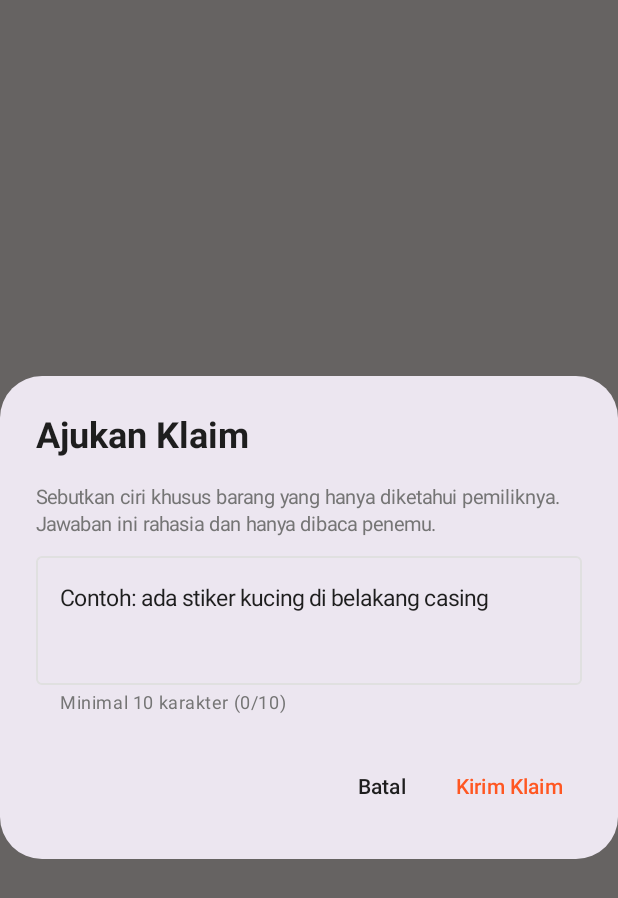
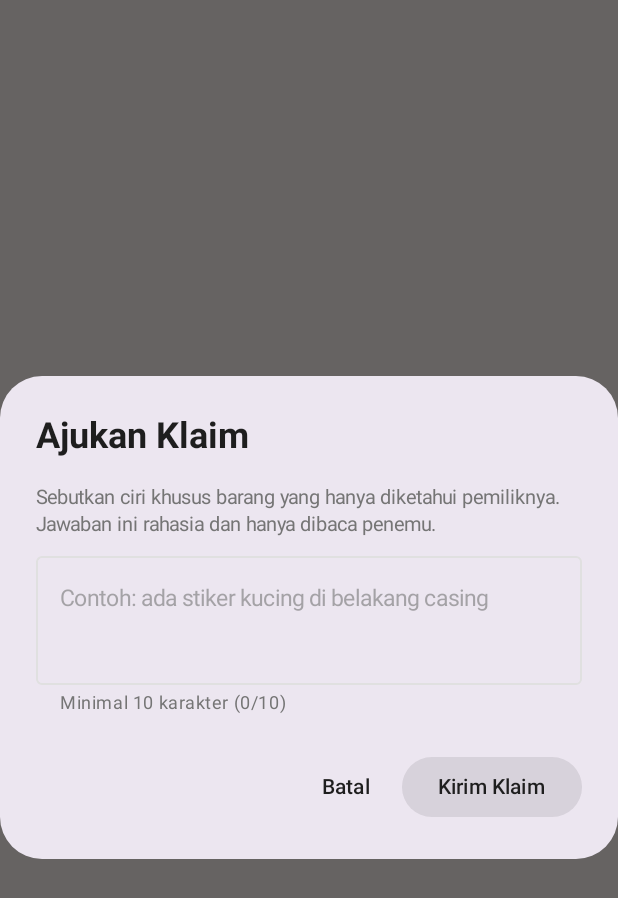
Before and after one commit to faizalrezaa/temuin, an Android app built with Jetpack Compose: the composable ClaimDialog called with empty values, on a phone screen of 412 x 824 dp. Shown: the top 898 px of the screen. Run offline under Robolectric (Android 15) with nearby library versions, the phone set to English and light mode, and no system bars; pictures from the network do not load; 3 statements that could not run were skipped.

Commit message:
Make claim dialog submit state clear
Co-Authored-By: Claude Opus 5.5 <noreply@anthropic.com>

```diff
--- a/app/src/main/java/com/example/temuin/ui/detail/ItemDetailScreen.kt
+++ b/app/src/main/java/com/example/temuin/ui/detail/ItemDetailScreen.kt
@@ -100,7 +100,7 @@ private fun ClaimDialog(
                 OutlinedTextField(
                     value = answer,
                     onValueChange = { answer = it },
-                    placeholder = { Text("Contoh: ada stiker kucing di belakang casing") },
+                    placeholder = { Text("Contoh: ada stiker kucing di belakang casing", color = TextSecondary.copy(alpha = 0.6f)) },
                     minLines = 3,
                     modifier = Modifier.fillMaxWidth(),
                     supportingText = {
@@ -115,10 +115,18 @@ private fun ClaimDialog(
             }
         },
         confirmButton = {
-            TextButton(
+            Button(
                 onClick = { onSubmit(answer) },
-                enabled = answer.trim().length >= 10 && !submitting
-            ) { Text(if (submitting) "Mengirim..." else "Kirim Klaim", color = OrangePrimary) }
+                enabled = answer.trim().length >= 10 && !submitting,
+                shape = RoundedCornerShape(50),
+                colors = ButtonDefaults.buttonColors(containerColor = OrangePrimary)
+            ) {
+                if (submitting) {
+                    CircularProgressIndicator(Modifier.size(16.dp), color = Color.White, strokeWidth = 2.dp)
+                    Spacer(Modifier.width(8.dp))
+                }
+                Text(if (submitting) "Mengirim..." else "Kirim Klaim")
+            }
         },
         dismissButton = {
             TextButton(onClick = onDismiss, enabled = !submitting) { Text("Batal") }
```
